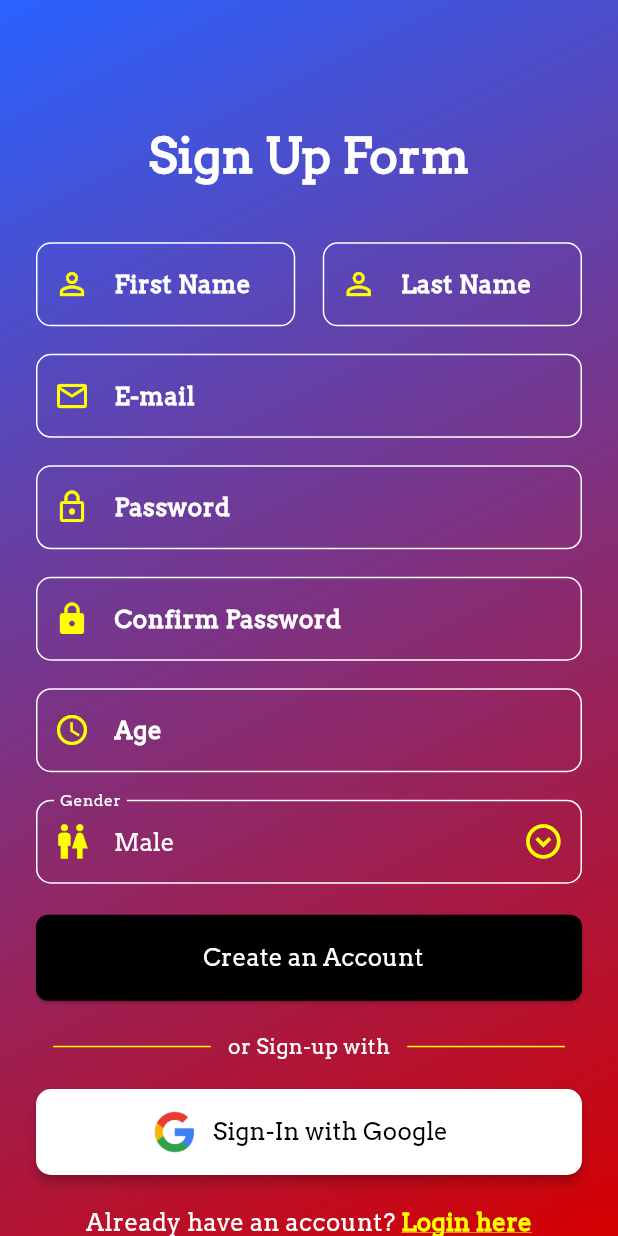
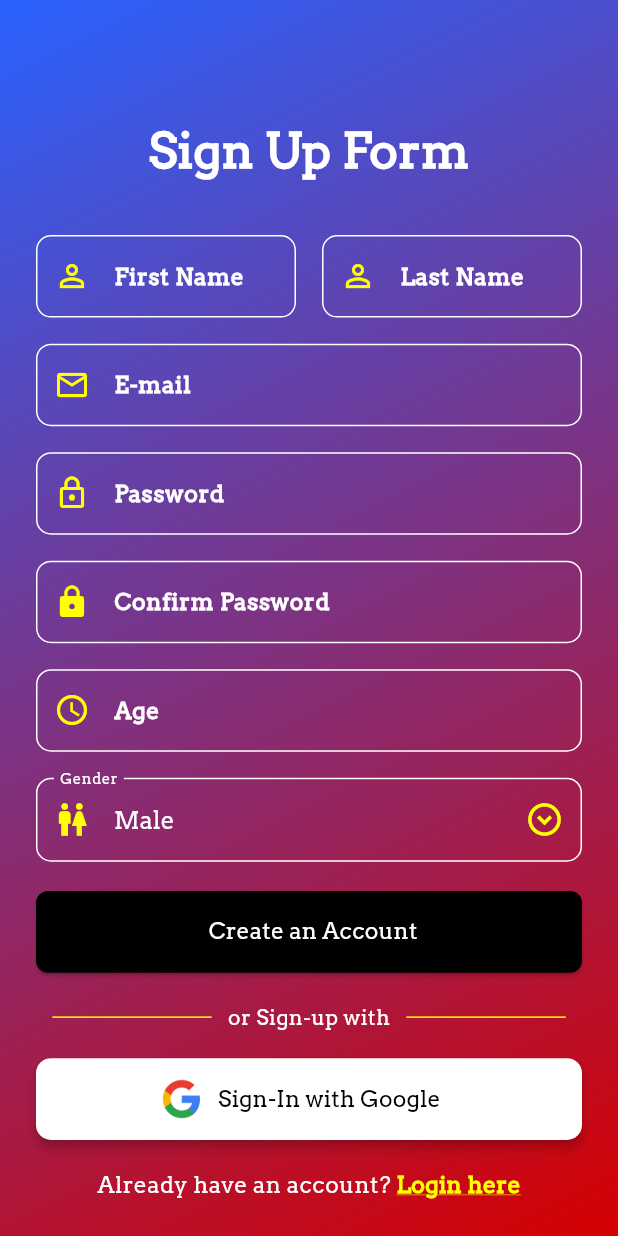
Before and after one commit to patriajasel/taguig_tourism_mobile_app, a Flutter app: the SignUpPage screen opened by its route, on a phone screen of 412 x 824 dp. Run offline on Flutter 3.47's test engine with Material 3 defaults, Android fonts, the phone set to English and light mode, and no system bars; our stand-ins replace carousel_slider, cloud_firestore, firebase_auth, firebase_core, firebase_storage, fluttertoast and 3 more; missing offline and left inert: custom_info_window, flutter_polyline_points; accounts and stored records are empty.

Commit message:
Sizing responsiveness from width to height for the ff dart files:

```diff
--- a/lib/signup_page.dart
+++ b/lib/signup_page.dart
@@ -32,6 +32,7 @@ class _SignUpPageState extends State<SignUpPage> {
   Widget build(BuildContext context) {
     void getBuildContext() {}
     double screenWidth = MediaQuery.of(context).size.width;
+    double screenHeight = MediaQuery.of(context).size.height;
 
     return Scaffold(
       resizeToAvoidBottomInset: false,
@@ -55,7 +56,7 @@ class _SignUpPageState extends State<SignUpPage> {
                 child: Column(
                   children: [
                     // Sign In title
-                    SizedBox(height: screenWidth * 0.13889),
+                    SizedBox(height: screenHeight * 0.0658),
                     const Text(
                       'Sign Up Form',
                       style: TextStyle(
@@ -64,7 +65,7 @@ class _SignUpPageState extends State<SignUpPage> {
                           fontWeight: FontWeight.bold
                         ),
                     ),
-                    SizedBox(height: screenWidth * 0.08334),
+                    SizedBox(height: screenHeight * 0.03947),
 
                     // Form
                     Form(
@@ -81,7 +82,7 @@ class _SignUpPageState extends State<SignUpPage> {
                                   firstName)),
 
                             // Width between First and Last Name
-                            SizedBox(width: screenWidth * 0.04445),
+                            SizedBox(width: screenHeight * 0.02105),
 
                             // Last Name form
                             Expanded(
@@ -94,14 +95,14 @@ class _SignUpPageState extends State<SignUpPage> {
                         ),
 
                         // Height between First and Last Name to Email form
-                        SizedBox(height: screenWidth * 0.04445),
+                        SizedBox(height: screenHeight * 0.02105),
 
                         // Email form
                         GenerateWidget().generateTextField(
                             context, "E-mail", Icons.email_outlined, email),
 
                         // Height between Email and Password form
-                        SizedBox(height: screenWidth * 0.04445),
+                        SizedBox(height: screenHeight * 0.02105),
 
                         // Password
                         GenerateWidget().generateTextField(
@@ -109,7 +110,7 @@ class _SignUpPageState extends State<SignUpPage> {
                             obscureText: true),
 
                         // Height between Password and Confirm Password
-                        SizedBox(height: screenWidth * 0.04445),
+                        SizedBox(height: screenHeight * 0.02105),
 
                         // Confirm Password
                         GenerateWidget().generateTextField(
@@ -117,14 +118,14 @@ class _SignUpPageState extends State<SignUpPage> {
                             obscureText: true),
 
                         // Height between Email and Age form
-                        SizedBox(height: screenWidth * 0.04445),
+                        SizedBox(height: screenHeight * 0.02105),
 
                         //* Placeholder ko muna yung TextFormField para sa Age
                         GenerateWidget().generateTextField(
                             context, "Age", Icons.schedule_outlined, age),
 
                         // Height between Age and Gender form
-                        SizedBox(height: screenWidth * 0.04445),
+                        SizedBox(height: screenHeight * 0.02105),
 
                         // Gender List (Changed: Text Form to Dropdown List)
                         DropdownButtonFormField(
@@ -142,14 +143,14 @@ class _SignUpPageState extends State<SignUpPage> {
                           },
                           icon: Icon(
                             Icons.expand_circle_down_outlined,
-                            size: screenWidth * 0.06667,
+                            size: screenHeight * 0.03158,
                             color: Colors.yellowAccent,
                           ),
 
                           style: TextStyle(
                               color: Colors
                                   .white, // White text for the selected item
-                              fontSize: screenWidth * 0.03889,
+                              fontSize: screenHeight * 0.01945,
                               fontFamily: "Arvo"),
                           dropdownColor: Colors
                               .black, // Background color for the dropdown options
@@ -157,11 +158,11 @@ class _SignUpPageState extends State<SignUpPage> {
                             labelText: "Gender",
                             prefixIcon: Icon(
                               Icons.wc_outlined,
-                              size: screenWidth * 0.06667,
+                              size: screenHeight * 0.03158,
                               color: Colors.yellowAccent,
                             ),
                             labelStyle: TextStyle(
-                                fontSize: screenWidth * 0.03334,
+                                fontSize: screenHeight * 0.01579,
                                 color: Colors.white),
                             enabledBorder: OutlineInputBorder(
                               borderSide: const BorderSide(
@@ -184,7 +185,7 @@ class _SignUpPageState extends State<SignUpPage> {
                         ),
 
                         // Height between Gender form and Create an Account button
-                        SizedBox(height: screenWidth * 0.05),
+                        SizedBox(height: screenHeight * 0.02369),
 
                         SizedBox(
                             width: screenWidth, // Set the width (adjust as needed)
@@ -196,11 +197,11 @@ class _SignUpPageState extends State<SignUpPage> {
                               signingUp)),
 
                         // Height between Create Account and Google Sign in
-                        SizedBox(height: screenWidth * 0.05),
+                        SizedBox(height: screenHeight * 0.02369),
 
                         // or Sign-up with
                         Padding(
-                          padding: EdgeInsets.symmetric(horizontal: screenWidth * 0.02778),
+                          padding: EdgeInsets.symmetric(horizontal: screenHeight * 0.01316),
                           child: Row(
                             children: [
                               Expanded(
@@ -210,7 +211,7 @@ class _SignUpPageState extends State<SignUpPage> {
                                 ),
                               ),
                               Padding(
-                                padding: EdgeInsets.symmetric(horizontal: screenWidth * 0.02778),
+                                padding: EdgeInsets.symmetric(horizontal: screenHeight * 0.01316),
                                 child: Text(
                                   'or Sign-up with',
                                   style: TextStyle(color: Colors.white),
@@ -226,7 +227,7 @@ class _SignUpPageState extends State<SignUpPage> {
                           ),
                         ),
 
-                        SizedBox(height: screenWidth * 0.04445),
+                        SizedBox(height: screenHeight * 0.02105),
 
                         // Google Sign In button (Modified as same as Login UI)
 
@@ -254,13 +255,13 @@ class _SignUpPageState extends State<SignUpPage> {
                               children: [
                                 Image.asset(
                                     'lib/assets/logo/button_logo/google-icon.png',
-                                    height: screenWidth * 0.06945),
+                                    height: screenHeight * 0.0329),
                                 Padding(
                                   padding: EdgeInsets.symmetric(
-                                      horizontal: screenWidth * 0.02778, vertical: screenWidth * 0.04167),
+                                      horizontal: screenHeight * 0.01316, vertical: screenHeight * 0.01974),
                                   child: Text(
                                     "Sign-In with Google",
-                                    style: TextStyle(fontSize: screenWidth * 0.03889),
+                                    style: TextStyle(fontSize: screenHeight * 0.01842),
                                   ),
                                 ),
                               ],
@@ -269,7 +270,7 @@ class _SignUpPageState extends State<SignUpPage> {
                         ),
 
                         // Height between Google Sign in and Login button
-                        SizedBox(height: screenWidth * 0.05),
+                        SizedBox(height: screenHeight * 0.02369),
 
                         // Login button
                         Row(
@@ -279,7 +280,7 @@ class _SignUpPageState extends State<SignUpPage> {
                               'Already have an account? ',
                               style: TextStyle(
                                 color: Colors.white,
-                                fontSize: screenWidth * 0.03889
+                                fontSize: screenHeight * 0.01842
                               ),
                             ),
                             GenerateWidget().generateTextLink(
--- a/lib/widgets/widget_generator.dart
+++ b/lib/widgets/widget_generator.dart
@@ -5,9 +5,9 @@ class GenerateWidget {
       BuildContext context, String hintText, IconData icon, TextEditingController controller,
       {bool? obscureText})
       {
-      double screenWidth = MediaQuery.of(context).size.width;
+      double screenHeight = MediaQuery.of(context).size.height;
     return TextField(
-      cursorHeight: screenWidth * 0.03889,
+      cursorHeight: screenHeight * 0.01842,
       cursorColor: Colors.white,
       obscureText: obscureText ?? false,
       controller: controller,
@@ -19,7 +19,7 @@ class GenerateWidget {
         // Label style size
         labelStyle: TextStyle(
           color: Colors.white,
-          fontSize: screenWidth * 0.03889,
+          fontSize: screenHeight * 0.01842,
           fontWeight: FontWeight.bold,
         ),
 
@@ -52,7 +52,7 @@ class GenerateWidget {
           ),
         ),
       ),
-      style: TextStyle(color: Colors.white, fontSize: screenWidth * 0.03889), // Text color set to white
+      style: TextStyle(color: Colors.white, fontSize: screenHeight * 0.01842), // Text color set to white
     );
   }
 
@@ -60,7 +60,7 @@ class GenerateWidget {
   ElevatedButton generateElevatedButton(
       BuildContext context, String text, Color color, Color textColor, Function() function,
       {Icon? icon}) {
-        double screenWidth = MediaQuery.of(context).size.width;
+        double screenHeight = MediaQuery.of(context).size.height;
     return ElevatedButton(
       style: ElevatedButton.styleFrom(
         backgroundColor: color, // Black background
@@ -68,7 +68,7 @@ class GenerateWidget {
           borderRadius: BorderRadius.circular(8), // Rounded corners
         ),
         padding: EdgeInsets.symmetric(
-            vertical: screenWidth * 0.04167), // Adjust padding for height
+            vertical: screenHeight * 0.01974), // Adjust padding for height
       ),
       onPressed: () {
         function();
@@ -78,10 +78,10 @@ class GenerateWidget {
         children: [
           if (icon != null) icon,
           Padding(
-            padding: EdgeInsets.only(left: screenWidth * 0.01389),
+            padding: EdgeInsets.only(left: screenHeight * 0.00658),
             child: Text(
               text,
-              style: TextStyle(color: textColor, fontSize: screenWidth * 0.03889), // White text
+              style: TextStyle(color: textColor, fontSize: screenHeight * 0.01842), // White text
             ),
           ),
         ],
@@ -91,13 +91,13 @@ class GenerateWidget {
 
   InkWell generateTextLink(
     BuildContext context, String text, String routeName, Color color) {
-    double screenWidth = MediaQuery.of(context).size.width;
+    double screenHeight = MediaQuery.of(context).size.height;
     return InkWell(
         child: Text(
           text,
           style: TextStyle(
               fontWeight: FontWeight.bold,
-              fontSize: screenWidth * 0.03889,
+              fontSize: screenHeight * 0.01842,
               color: Colors.yellowAccent,
               decoration: TextDecoration.underline,
               decorationColor: color,
```
Also changed, not shown: lib/home_page.dart (+30 -30 lines), lib/weather_page.dart (+20 -18 lines).
